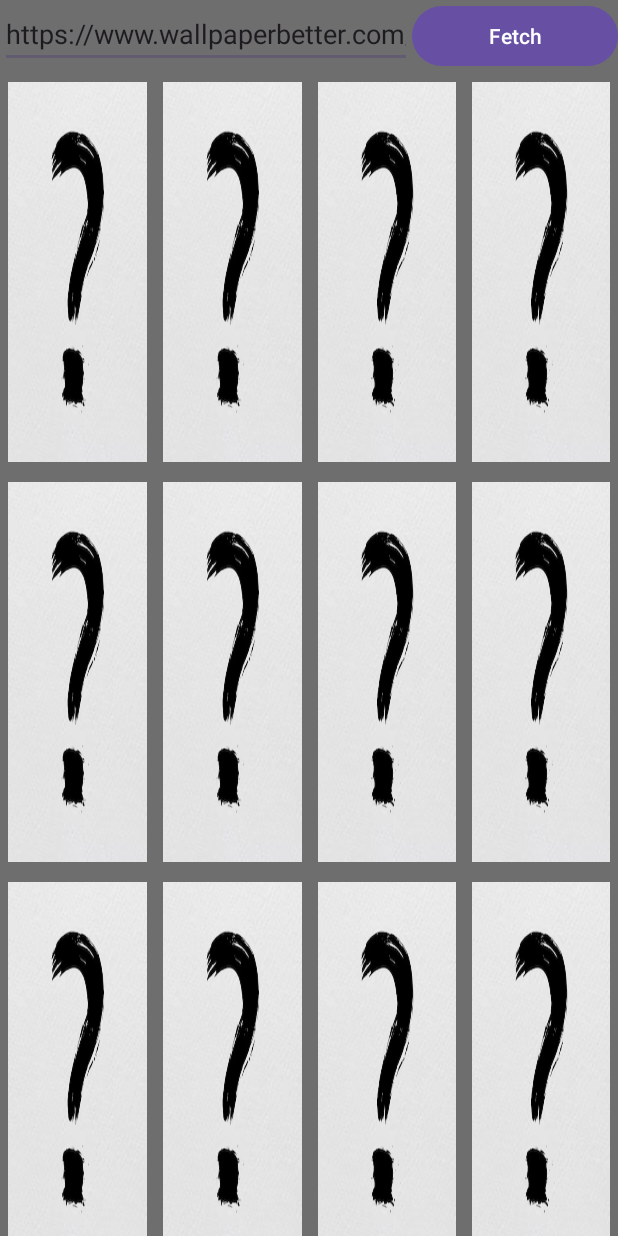
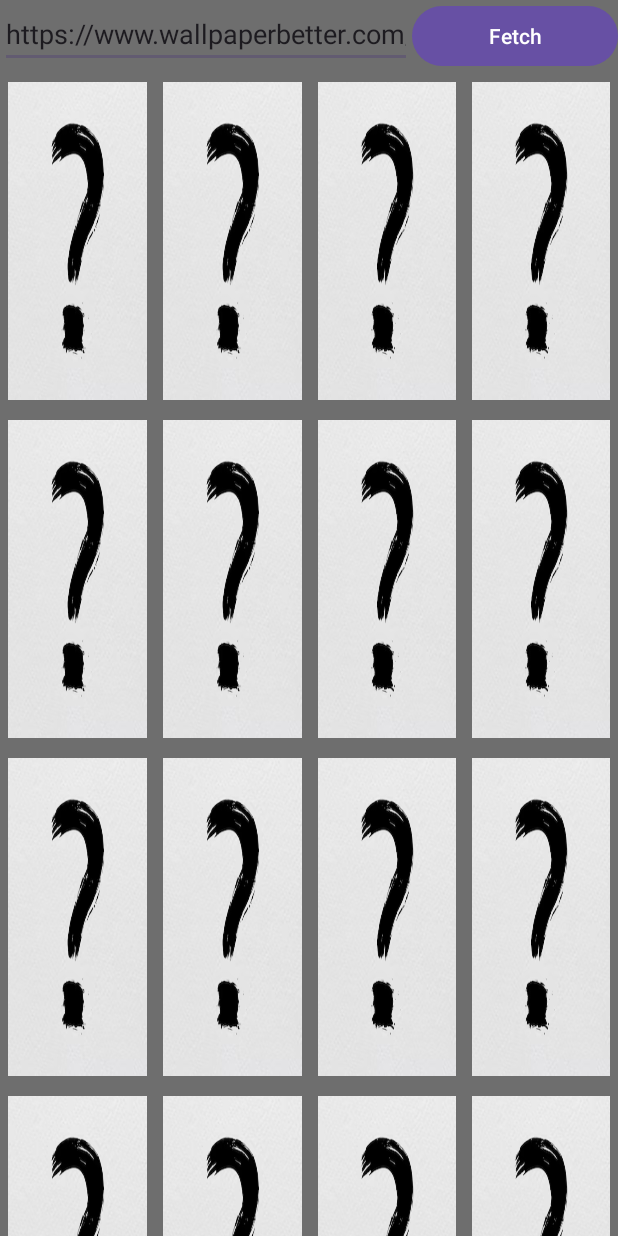
Before and after one commit to Qibaoooo/memory_game, an Android app: the screen it shows after launch (MainActivity), on a phone screen of 412 x 824 dp. Run offline under Robolectric (Android 15) with nearby library versions, the phone set to English and light mode, and no system bars.

Commit message:
fixed UI bug

```diff
--- a/app/src/main/java/nus/iss/sa57/team11/GameActivity.java
+++ b/app/src/main/java/nus/iss/sa57/team11/GameActivity.java
@@ -111,7 +111,8 @@ public class GameActivity extends AppCompatActivity implements View.OnClickListe
                 );
                 holder.setLayoutParams(params);
 
-                holder.getLayoutParams().height = 400; //can change the size according to you requirements
+                holder.getLayoutParams().height = 338;
+                holder.getLayoutParams().width = 338;
                 holder.requestLayout();
                 holder.setScaleType(ImageView.ScaleType.FIT_XY);
                 holder.setId(index++);
--- a/app/src/main/java/nus/iss/sa57/team11/MainActivity.java
+++ b/app/src/main/java/nus/iss/sa57/team11/MainActivity.java
@@ -126,7 +126,8 @@ public class MainActivity extends AppCompatActivity implements View.OnClickListe
                 holder.setPadding(8, 10, 8, 10);
                 holder.setLayoutParams(params);
 
-                holder.getLayoutParams().height = 400;
+                holder.getLayoutParams().height = 338;
+                holder.getLayoutParams().width = 338;
                 holder.requestLayout();
                 holder.setScaleType(ImageView.ScaleType.FIT_XY);
 
```
